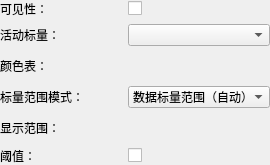
Old version of the form miniSlicer/Slicer/Libs/MRML/Widgets/Resources/UI/qMRMLScalarsDisplayWidget.ui in the repository jiaqiwang969/Slicer.
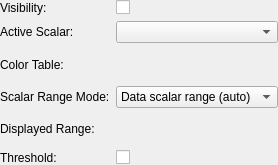
New version of the form. Custom widgets are drawn as their Qt base class.

What changed in the file:
```diff
--- a/miniSlicer/Slicer/Libs/MRML/Widgets/Resources/UI/qMRMLScalarsDisplayWidget.ui
+++ b/miniSlicer/Slicer/Libs/MRML/Widgets/Resources/UI/qMRMLScalarsDisplayWidget.ui
@@ -28,7 +28,7 @@
    <item row="0" column="0">
     <widget class="QLabel" name="ScalarsVisibilityLabel">
      <property name="text">
-      <string>可见性：</string>
+      <string>Visibility:</string>
      </property>
     </widget>
    </item>
@@ -42,7 +42,7 @@
    <item row="1" column="0">
     <widget class="QLabel" name="ActiveScalarLabel">
      <property name="text">
-      <string>活动标量：</string>
+      <string>Active Scalar:</string>
      </property>
     </widget>
    </item>
@@ -52,7 +52,7 @@
    <item row="2" column="0">
     <widget class="QLabel" name="ScalarsColorTableLabel">
      <property name="text">
-      <string>颜色表：</string>
+      <string>Color Table:</string>
      </property>
     </widget>
    </item>
@@ -62,7 +62,7 @@
    <item row="3" column="0">
     <widget class="QLabel" name="ScalarRangeModeLabel">
      <property name="text">
-      <string>标量范围模式：</string>
+      <string>Scalar Range Mode:</string>
      </property>
     </widget>
    </item>
@@ -81,7 +81,7 @@
      </item>
      <item>
       <property name="text">
-       <string>数据标量范围（自动）</string>
+       <string>Data scalar range (auto)</string>
       </property>
      </item>
      <item>
@@ -104,7 +104,7 @@
    <item row="4" column="0">
     <widget class="QLabel" name="DisplayedScalarRangeLabel">
      <property name="text">
-      <string>显示范围：</string>
+      <string>Displayed Range:</string>
      </property>
     </widget>
    </item>
@@ -118,7 +118,7 @@
    <item row="5" column="0">
     <widget class="QLabel" name="ThresholdLabel">
      <property name="text">
-      <string>阈值：</string>
+      <string>Threshold:</string>
      </property>
     </widget>
    </item>
```
Left out of the diff: 30 changed lines with no effect on the pictures.
